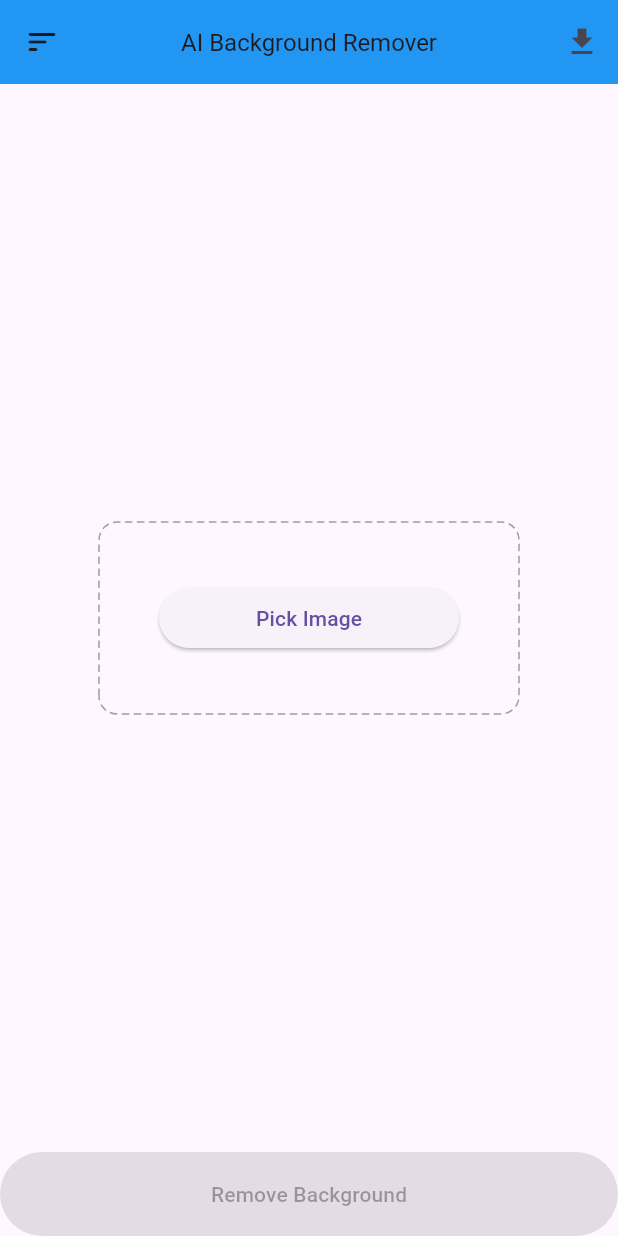
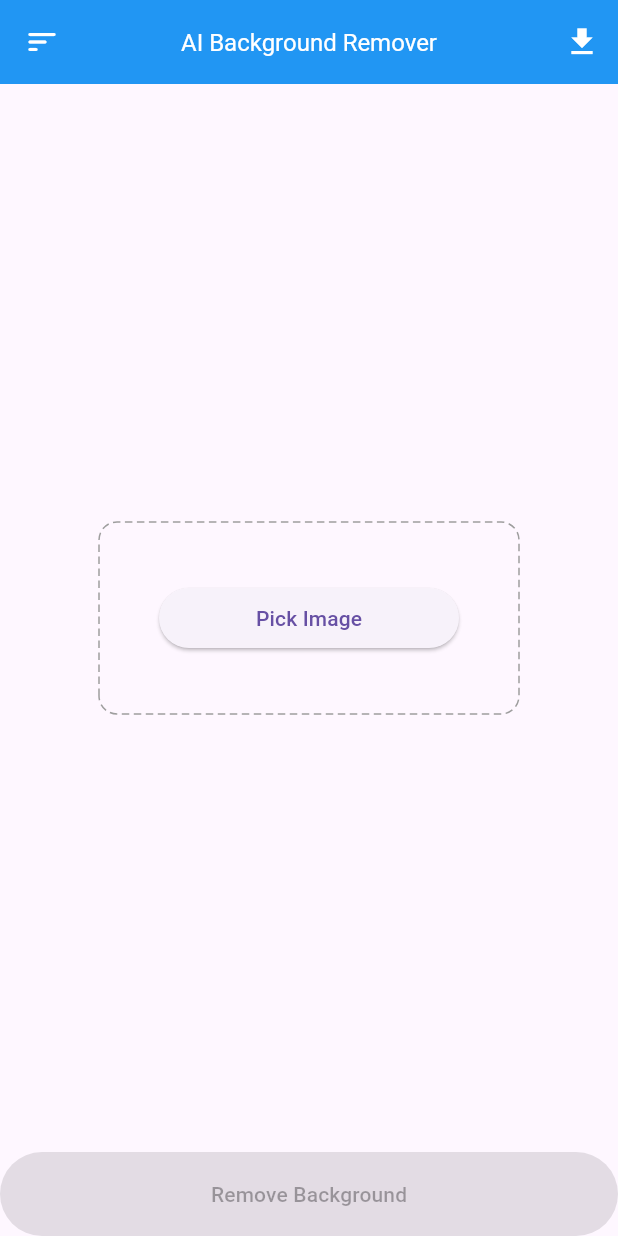
Before and after one commit to ahnkiot123a/remove_bg_ai, a Flutter app: the screen it shows after launch, after a tap on the "download" icon, on a phone screen of 412 x 824 dp. Run offline on Flutter 3.47's test engine with Material 3 defaults, Android fonts, the light colour scheme and no system bars; our stand-ins replace image_gallery_saver, image_picker, permission_handler, screenshot; missing offline and left inert: before_after.

Commit message:
fix download and before-after

```diff
--- a/lib/home_screen.dart
+++ b/lib/home_screen.dart
@@ -4,7 +4,9 @@ import 'dart:typed_data';
 import 'package:before_after/before_after.dart';
 import 'package:flutter/cupertino.dart';
 import 'package:flutter/material.dart';
+import 'package:image_gallery_saver/image_gallery_saver.dart';
 import 'package:image_picker/image_picker.dart';
+import 'package:path_provider/path_provider.dart';
 import 'package:permission_handler/permission_handler.dart';
 import 'package:remove_bg_ai/api.dart';
 import 'package:remove_bg_ai/dashed_border.dart';
@@ -35,25 +37,31 @@ class _HomeScreenState extends State<HomeScreen> {
     } else {}
   }
 
-  downloadImage() async {
-    var perm = await Permission.storage.request();
+  Future<void> downloadImage(BuildContext context) async {
+    var perm = await Permission.photos.request();
     String fileName = "${DateTime.now().microsecondsSinceEpoch}";
     if (perm.isGranted) {
-      final directory = Directory("storage/emulated/0/");
-      if (!await directory.exists()) {
-        await directory.create(recursive: true);
+      await screenshotController.capture(delay: const Duration(milliseconds: 10)).then((Uint8List? image) async {
+        if (image != null) {
+          final directory = await getApplicationDocumentsDirectory();
+          final imagePath = await File('${directory.path}/image.png').create();
+          await imagePath.writeAsBytes(image);
+          final result = await ImageGallerySaver.saveImage(image, name: fileName);
+          if (!context.mounted) return;
+          if(result['isSuccess']){
+            ScaffoldMessenger.of(context).showSnackBar(const SnackBar(
+              content: Text('Download image success!'),
+              backgroundColor: Colors.green,
+            ));
+          }else{
+            ScaffoldMessenger.of(context).showSnackBar(const SnackBar(
+              content: Text('An error occurred!'),
+              backgroundColor: Colors.red,
+            ));
           }
-      await screenshotController.captureAndSave(
-        directory.path,
-        delay: const Duration(microseconds: 100),
-        fileName: fileName,
-        pixelRatio: 1.0,
-      );
-      print("Download to ${directory.path}");
-      ScaffoldMessenger.of(context).showSnackBar(SnackBar(content: Text("Download to ${directory.path}")));
-    }else{
-
         }
+      });
+    } else {}
   }
 
   @override
@@ -62,23 +70,28 @@ class _HomeScreenState extends State<HomeScreen> {
       appBar: AppBar(
         actions: [
           IconButton(
-              onPressed: () async{
-                await downloadImage();
+              onPressed: () async {
+                await downloadImage(context);
               },
-              icon: const Icon(Icons.download))
+              icon: const Icon(Icons.download, color: Colors.white,))
         ],
-        leading: const Icon(Icons.sort_rounded),
+        leading: const Icon(Icons.sort_rounded, color: Colors.white),
         backgroundColor: Colors.blue,
         elevation: 0,
         centerTitle: true,
         title: const Text(
           'AI Background Remover',
-          style: TextStyle(fontSize: 16),
+          style: TextStyle(fontSize: 16, color: Colors.white),
         ),
       ),
       body: Center(
         child: removeBg
-            ? BeforeAfter(
+            ? Padding(
+                padding: const EdgeInsets.all(8.0),
+                child: ClipRRect(
+                  borderRadius: BorderRadius.circular(20),
+                  child: BeforeAfter(
+                    value: value,
                     after: Image.file(File(imagePath)),
                     before: Screenshot(
                       controller: screenshotController,
@@ -87,6 +100,8 @@ class _HomeScreenState extends State<HomeScreen> {
                     onValueChanged: (value) {
                       setState(() => this.value = value);
                     },
+                  ),
+                ),
               )
             : loaded
                 ? GestureDetector(
@@ -123,7 +138,6 @@ class _HomeScreenState extends State<HomeScreen> {
                     isLoading = true;
                   });
                   image = await Api.removeBg(imagePath);
-                  print(image);
                   if (image != null) {
                     removeBg = true;
                     isLoading = false;
--- a/pubspec.yaml
+++ b/pubspec.yaml
@@ -41,6 +41,7 @@ dependencies:
   screenshot: ^2.1.0
   permission_handler: ^11.1.0
   path_provider: ^2.1.1
+  image_gallery_saver: ^2.0.3
 
 dev_dependencies:
   flutter_test:
```
Also changed, not shown: pubspec.lock, 1 other file. Lines whose indentation alone changed are shown as unchanged.
